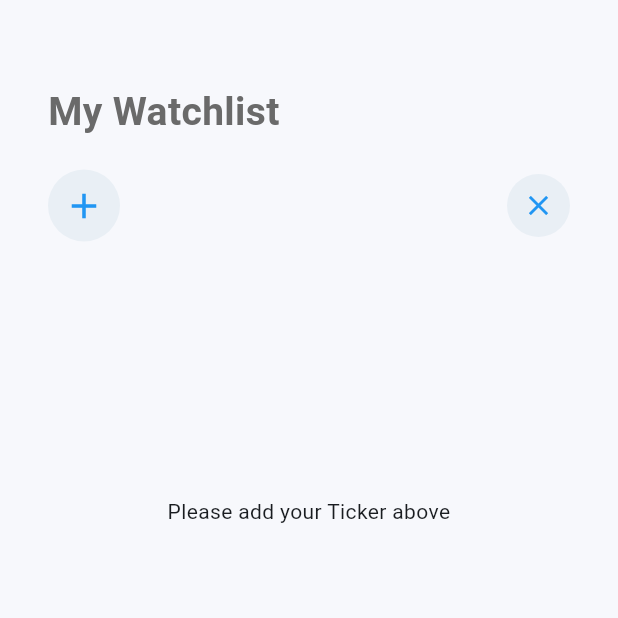
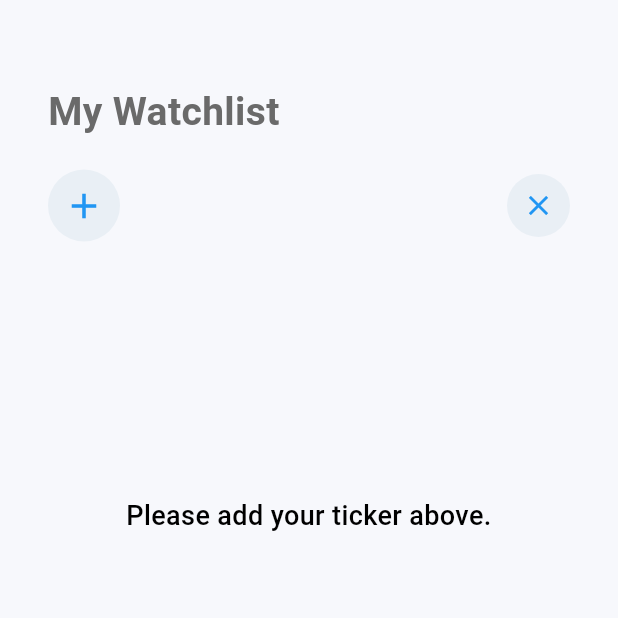
Before and after one commit to nischal08/npstock, a Flutter app: the screen it shows after launch, on a phone screen of 412 x 824 dp, the top half of it. Run offline on Flutter 3.47's test engine with Material 3 defaults, Android fonts, the light colour scheme and no system bars; our stand-ins replace dio, flutter_xlider, hive, hive_flutter, syncfusion_flutter_charts; accounts and stored records are empty; network calls fail.

```diff
--- a/lib/screens/home/home_screen.dart
+++ b/lib/screens/home/home_screen.dart
@@ -6,6 +6,7 @@ import 'package:npstock/model/watch_list_model.dart';
 import 'package:npstock/screens/home/widgets/home_ticker_info_item.dart';
 import 'package:npstock/screens/ticker_select_screen.dart';
 import 'package:npstock/styles/app_colors.dart';
+import 'package:npstock/styles/text_styles.dart';
 import 'package:provider/provider.dart';
 
 class HomeScreen extends StatefulWidget {
@@ -124,9 +125,12 @@ class _HomeScreenState extends State<HomeScreen> {
                     return Container(
                       alignment: Alignment.center,
                       padding: const EdgeInsets.only(top: 150),
-                      child: const Text(
-                        "Please add your Ticker above",
+                      child: Text(
+                        "Please add your ticker above.",
                         textAlign: TextAlign.center,
+                        style: titleText.copyWith(
+                          fontWeight: FontWeight.w500,
+                        ),
                       ),
                     );
                   case Status.COMPLETED:
```
Also changed, not shown: lib/screens/home/widgets/home_ticker_info_item.dart (+9 -5 lines).
